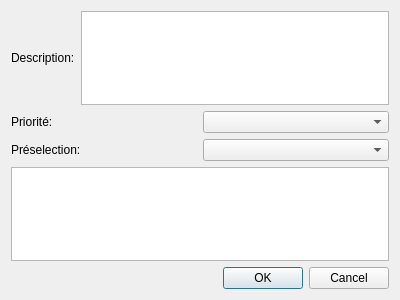
Above: InfoDynamiqueQt/Vues/vuegestionfiche.ui from AlexandreGirardin/ProjetAnalyse before the change. Below: the same form after it.
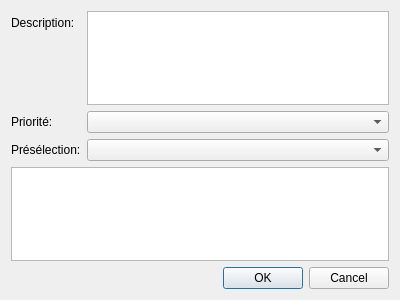
That is the form after the change.

The edit to the form file:
```diff
--- a/InfoDynamiqueQt/Vues/vuegestionfiche.ui
+++ b/InfoDynamiqueQt/Vues/vuegestionfiche.ui
@@ -15,45 +15,37 @@
   </property>
   <layout class="QVBoxLayout" name="verticalLayout">
    <item>
-    <layout class="QHBoxLayout" name="horizontalLayout_3">
-     <item>
-      <widget class="QLabel" name="label_3">
+    <layout class="QFormLayout" name="formLayout">
+     <item row="0" column="0">
+      <widget class="QLabel" name="etiquetteDescription">
        <property name="text">
         <string>Description:</string>
        </property>
       </widget>
      </item>
-     <item>
-      <widget class="QTextEdit" name="textEdit"/>
+     <item row="0" column="1">
+      <widget class="QTextEdit" name="champDescription"/>
      </item>
-    </layout>
-   </item>
-   <item>
-    <layout class="QHBoxLayout" name="horizontalLayout_2">
-     <item>
-      <widget class="QLabel" name="label_2">
+     <item row="2" column="1">
+      <widget class="QComboBox" name="comboPreselection"/>
+     </item>
+     <item row="1" column="1">
+      <widget class="QComboBox" name="comboPriorite"/>
+     </item>
+     <item row="1" column="0">
+      <widget class="QLabel" name="etiquettePriorite">
        <property name="text">
         <string>Priorité:</string>
        </property>
       </widget>
      </item>
-     <item>
-      <widget class="QComboBox" name="comboBox"/>
-     </item>
-    </layout>
-   </item>
-   <item>
-    <layout class="QHBoxLayout" name="horizontalLayout">
-     <item>
-      <widget class="QLabel" name="label">
+     <item row="2" column="0">
+      <widget class="QLabel" name="etiquettePreselection">
        <property name="text">
-        <string>Préselection:</string>
+        <string>Présélection:</string>
        </property>
       </widget>
      </item>
-     <item>
-      <widget class="QComboBox" name="comboBox_2"/>
-     </item>
     </layout>
    </item>
    <item>
```
Left out of the diff: 2 changed lines with no effect on the pictures.
